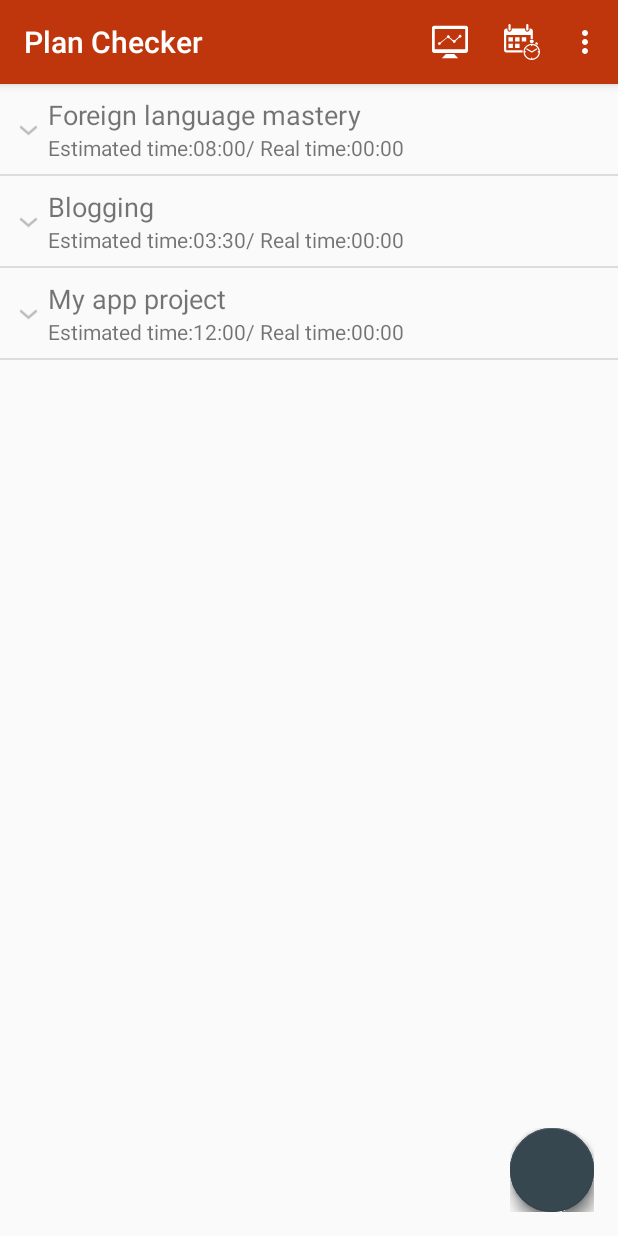
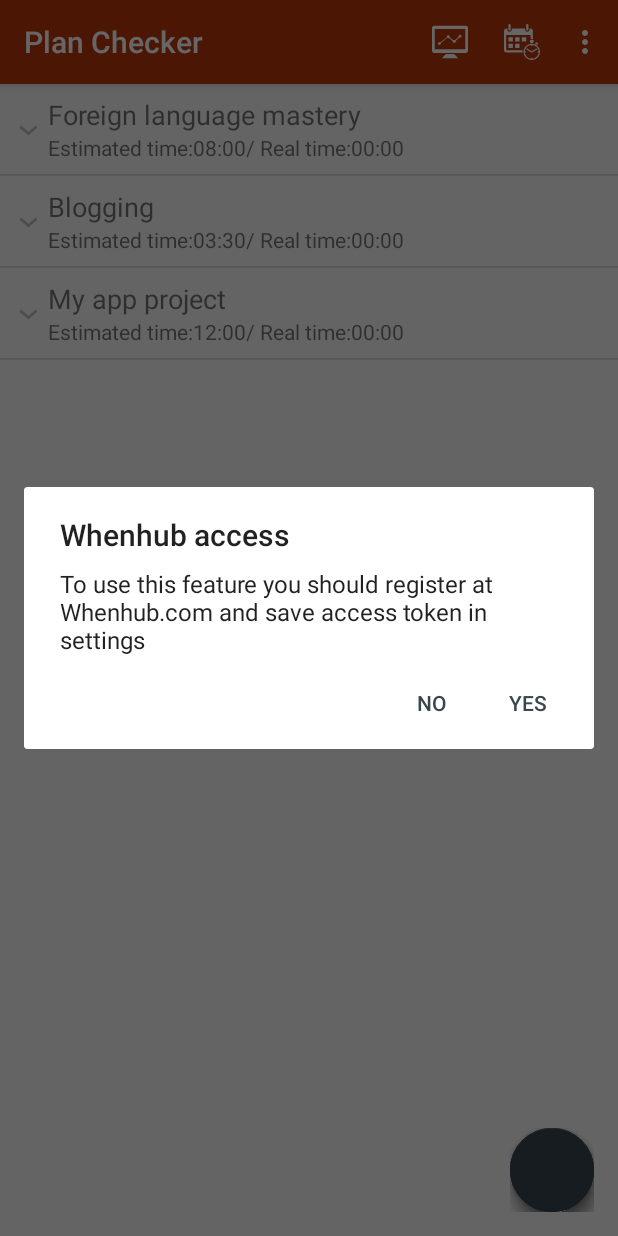
Before and after one commit to Yahhi/PlanChecker, an Android app: the screen it shows after launch (MainActivity), after a tap on "Accuracy graph", on a phone screen of 412 x 824 dp. Run offline under Robolectric (Android 15) with nearby library versions, the light colour scheme and no system bars; our stand-ins replace Volley; libraries missing offline, so code that uses them is left out: com.getbase.floatingactionbutton; plain views replace FloatingActionButton, FloatingActionsMenu; 7 statements that could not run were skipped.

Commit message:
Russian translation added. Whenhub buttons open dialog instead of whenhub site

```diff
--- a/app/build.gradle
+++ b/app/build.gradle
@@ -7,10 +7,10 @@
         applicationId "ru.na_uglu.planchecker"
         minSdkVersion 19
         targetSdkVersion 25
-        versionCode 1
-        versionName "1.0"
+        versionName '1.1'
         testInstrumentationRunner "android.support.test.runner.AndroidJUnitRunner"
         vectorDrawables.useSupportLibrary true
+        versionCode 2
     }
     buildTypes {
         release {
@@ -18,10 +18,15 @@
             proguardFiles getDefaultProguardFile('proguard-android.txt'), 'proguard-rules.pro'
         }
     }
+    productFlavors {
+    }
+    dexOptions {
+        incremental true
+    }
 }
 
 dependencies {
-    compile fileTree(dir: 'libs', include: ['*.jar'])
+    compile fileTree(include: ['*.jar'], dir: 'libs')
     androidTestCompile('com.android.support.test.espresso:espresso-core:2.2.2', {
         exclude group: 'com.android.support', module: 'support-annotations'
     })
--- a/app/src/main/java/ru/na_uglu/planchecker/DBHelper.java
+++ b/app/src/main/java/ru/na_uglu/planchecker/DBHelper.java
@@ -5,10 +5,12 @@
 import android.database.sqlite.SQLiteOpenHelper;
 
 class DBHelper extends SQLiteOpenHelper {
+    private Context context;
     private static final String DATABASE_NAME = "projectChecker.db";
 
     DBHelper(Context context) {
         super(context, DATABASE_NAME, null, 8);
+        this.context = context;
     }
 
     @Override
@@ -40,25 +42,27 @@
     }
 
     private void insertProjectData(SQLiteDatabase db) {
-        db.execSQL("INSERT INTO `projects` VALUES (1,'Foreign language mastery','What to do to make my Spanish better', 0);");
-        db.execSQL("INSERT INTO `projects` VALUES (2,'Blogging','', 0);");
-        db.execSQL("INSERT INTO `projects` VALUES (3,'My app project','', 0);");
+        db.execSQL("INSERT INTO `projects` VALUES (1,'"+context.getResources().getString(R.string.project_foreign_language)+"','"+
+                context.getResources().getString(R.string.project_foreign_language_comment)+"', 0);");
+        db.execSQL("INSERT INTO `projects` VALUES (2,'"+context.getResources().getString(R.string.project_blogging)+"','', 0);");
+        db.execSQL("INSERT INTO `projects` VALUES (3,'"+context.getResources().getString(R.string.project_app)+"','', 0);");
     }
 
     private void insertTasksData(SQLiteDatabase db) {
-        db.execSQL("INSERT INTO `tasks` VALUES (1,'Read story in new book',1,300,0,'', '2017-01-05T12:00:00Z',0, '');");
-        db.execSQL("INSERT INTO `tasks` VALUES (2,'Look through grammar',1,60,0,'','2017-01-05T12:10:32Z',0, '');");
-        db.execSQL("INSERT INTO `tasks` VALUES (3,'Remember new words',1,120,0,'','2017-01-05T12:12:04Z',0, '');");
+        db.execSQL("INSERT INTO `tasks` VALUES (1,'"+context.getResources().getString(R.string.task_read_story)+"',1,300,0,'', '2017-01-05T12:00:00Z',0, '');");
+        db.execSQL("INSERT INTO `tasks` VALUES (2,'"+context.getResources().getString(R.string.task_grammar)+"',1,60,0,'','2017-01-05T12:10:32Z',0, '');");
+        db.execSQL("INSERT INTO `tasks` VALUES (3,'"+context.getResources().getString(R.string.task_new_words)+"',1,120,0,'','2017-01-05T12:12:04Z',0, '');");
 
-        db.execSQL("INSERT INTO `tasks` VALUES (4,'Choose the most popular theme on Quora',2,30,0,'Need to write about interesting themes','2017-01-05T12:17:08Z',0, '');");
-        db.execSQL("INSERT INTO `tasks` VALUES (5,'Find and read 10 articles on the theme',2,120,0,'','2017-01-05T12:18:14Z',0, '');");
-        db.execSQL("INSERT INTO `tasks` VALUES (6,'Make a plan for my own article',2,60,0,'','2017-01-05T12:19:44Z',0, '');");
+        db.execSQL("INSERT INTO `tasks` VALUES (4,'"+context.getResources().getString(R.string.task_choose_theme)+"',2,30,0,'"+
+                context.getResources().getString(R.string.task_choose_theme_comment)+"','2017-01-05T12:17:08Z',0, '');");
+        db.execSQL("INSERT INTO `tasks` VALUES (5,'"+context.getResources().getString(R.string.task_find_5_articles)+"',2,120,0,'','2017-01-05T12:18:14Z',0, '');");
+        db.execSQL("INSERT INTO `tasks` VALUES (6,'"+context.getResources().getString(R.string.task_make_plan)+"',2,60,0,'','2017-01-05T12:19:44Z',0, '');");
 
-        db.execSQL("INSERT INTO `tasks` VALUES (7,'Draw wireframes',3,90,0,'','2017-01-05T12:30:54Z',0, '');");
-        db.execSQL("INSERT INTO `tasks` VALUES (8,'Create database structure',3,120,0,'','2017-01-05T12:31:59Z',0, '');");
-        db.execSQL("INSERT INTO `tasks` VALUES (9,'Write DBHelper class',3,60,0,'','2017-01-05T12:32:44Z',0, '');");
-        db.execSQL("INSERT INTO `tasks` VALUES (10,'Write code for alarm broadcast receiver',3,120,0,'','2017-01-05T12:33:23Z',0, '');");
-        db.execSQL("INSERT INTO `tasks` VALUES (11,'Create activity for database edition',3,330,0,'','2017-01-05T12:34:07Z',0, '');");
+        db.execSQL("INSERT INTO `tasks` VALUES (7,'"+context.getResources().getString(R.string.task_wireframes)+"',3,90,0,'','2017-01-05T12:30:54Z',0, '');");
+        db.execSQL("INSERT INTO `tasks` VALUES (8,'"+context.getResources().getString(R.string.task_database)+"',3,120,0,'','2017-01-05T12:31:59Z',0, '');");
+        db.execSQL("INSERT INTO `tasks` VALUES (9,'"+context.getResources().getString(R.string.task_dbhelper)+"',3,60,0,'','2017-01-05T12:32:44Z',0, '');");
+        db.execSQL("INSERT INTO `tasks` VALUES (10,'"+context.getResources().getString(R.string.task_write_code)+"',3,120,0,'','2017-01-05T12:33:23Z',0, '');");
+        db.execSQL("INSERT INTO `tasks` VALUES (11,'"+context.getResources().getString(R.string.task_activity)+"',3,330,0,'','2017-01-05T12:34:07Z',0, '');");
     }
 
     @Override
--- a/app/src/main/java/ru/na_uglu/planchecker/MainActivity.java
+++ b/app/src/main/java/ru/na_uglu/planchecker/MainActivity.java
@@ -126,7 +126,7 @@
         AlertDialog.Builder dialog = new AlertDialog.Builder(this);
         dialog.setTitle(dialogTitle);
         dialog.setMessage(dialogMessage);
-        dialog.setNegativeButton(R.string.no, listener);
+        dialog.setNegativeButton(R.string.no, null);
         dialog.setPositiveButton(R.string.yes, listener);
         dialog.setCancelable(false);
         dialog.show();
@@ -219,7 +219,7 @@
                 }
             }
         };
-        if (mBound) {
+        if (NetworkSync.isSyncAvailable(getBaseContext())) {
             String link;
             if (whichPageToOpen.equals("working resume")) {
                 SharedPreferences preferences = PreferenceManager.getDefaultSharedPreferences(getBaseContext());
@@ -239,7 +239,7 @@
             AlertDialog.Builder dialog = new AlertDialog.Builder(this);
             dialog.setTitle(R.string.whenhub_access);
             dialog.setMessage(R.string.provide_access_token);
-            dialog.setNegativeButton(R.string.no, wannaGoWhenhub);
+            dialog.setNegativeButton(R.string.no, null);
             dialog.setPositiveButton(R.string.yes, wannaGoWhenhub);
             dialog.setCancelable(false);
             dialog.show();
@@ -247,7 +247,7 @@
     }
 
     void createEventForAccuracy(WhenhubEvent event) {
-        if (mBound) {
+        if (NetworkSync.isSyncAvailable(getBaseContext())) {
             timeService.createEventForAccuracy(event);
         }
     }
--- a/app/src/main/java/ru/na_uglu/planchecker/TimerActivity.java
+++ b/app/src/main/java/ru/na_uglu/planchecker/TimerActivity.java
@@ -150,7 +150,7 @@
         AlertDialog.Builder wannaStopDialog = new AlertDialog.Builder(this);
         wannaStopDialog.setTitle(R.string.back_on_timer_activity_title);
         wannaStopDialog.setMessage(R.string.back_on_timer_activity);
-        wannaStopDialog.setNegativeButton(R.string.no, wannaStopTimer);
+        wannaStopDialog.setNegativeButton(R.string.no, null);
         wannaStopDialog.setPositiveButton(R.string.yes, wannaStopTimer);
         wannaStopDialog.setCancelable(false);
         wannaStopDialog.show();
@@ -198,7 +198,7 @@
         showFiveLastTimersIntervals(lastTimerIntervals);
         data.closeDataConnection();
 
-        if (mBound) {
+        if (NetworkSync.isSyncAvailable(getBaseContext())) {
             TextView taskTitle = (TextView) findViewById(R.id.chronometer_task_title);
             TextView projectTitle = (TextView) findViewById(R.id.chronometer_project_title);
             String title = taskTitle.getText().toString() +
--- a/app/src/main/res/layout/activity_main.xml
+++ b/app/src/main/res/layout/activity_main.xml
@@ -45,7 +45,7 @@
             app:fab_addButtonColorPressed="@color/colorPrimaryDark"
             app:fab_icon="@drawable/ic_history_white_24dp"
             app:fab_size="mini"
-            app:fab_title="Add time"/>
+            app:fab_title="@string/add_time"/>
 
         <com.getbase.floatingactionbutton.FloatingActionButton
             android:id="@+id/fab_add_task"
@@ -56,7 +56,7 @@
             app:fab_addButtonColorPressed="@color/colorPrimaryDark"
             app:fab_icon="@drawable/ic_blank_file"
             app:fab_size="mini"
-            app:fab_title="Add task"/>
+            app:fab_title="@string/add_task"/>
 
         <com.getbase.floatingactionbutton.FloatingActionButton
             android:id="@+id/fab_add_project"
@@ -67,7 +67,7 @@
             app:fab_addButtonColorPressed="@color/colorPrimaryDark"
             app:fab_icon="@drawable/ic_folder_open_white_24dp"
             app:fab_size="mini"
-            app:fab_title="Add project"/>
+            app:fab_title="@string/add_project"/>
 
     </com.getbase.floatingactionbutton.FloatingActionsMenu>
 
--- a/app/src/main/res/values/strings.xml
+++ b/app/src/main/res/values/strings.xml
@@ -109,4 +109,24 @@
     <string name="whenhub_access">Whenhub access</string>
     <string name="provide_access_token">To use this feature you should register at Whenhub.com and save access token in settings</string>
     <string name="work_graph">Work graph</string>
+    <string name="add_time">Add time</string>
+    <string name="add_task">Add task</string>
+    <string name="add_project">Add project</string>
+
+    <string name="project_foreign_language">Foreign language mastery</string>
+    <string name="project_foreign_language_comment">What to do to make my Spanish better</string>
+    <string name="project_blogging">Blogging</string>
+    <string name="project_app">My app project</string>
+    <string name="task_read_story">Read story in new book</string>
+    <string name="task_grammar">Look through grammar</string>
+    <string name="task_new_words">Remember new words</string>
+    <string name="task_choose_theme">Choose the most popular theme on Quora</string>
+    <string name="task_choose_theme_comment">Need to write about interesting themes</string>
+    <string name="task_find_5_articles">Find and read 10 articles on the theme</string>
+    <string name="task_make_plan">Make a plan for my own article</string>
+    <string name="task_wireframes">Draw wireframes</string>
+    <string name="task_database">Create database structure</string>
+    <string name="task_dbhelper">Write DBHelper class</string>
+    <string name="task_write_code">Write code for alarm broadcast receiver</string>
+    <string name="task_activity">Create activity for database edition</string>
 </resources>
```
Also changed, not shown: 1 other file.
